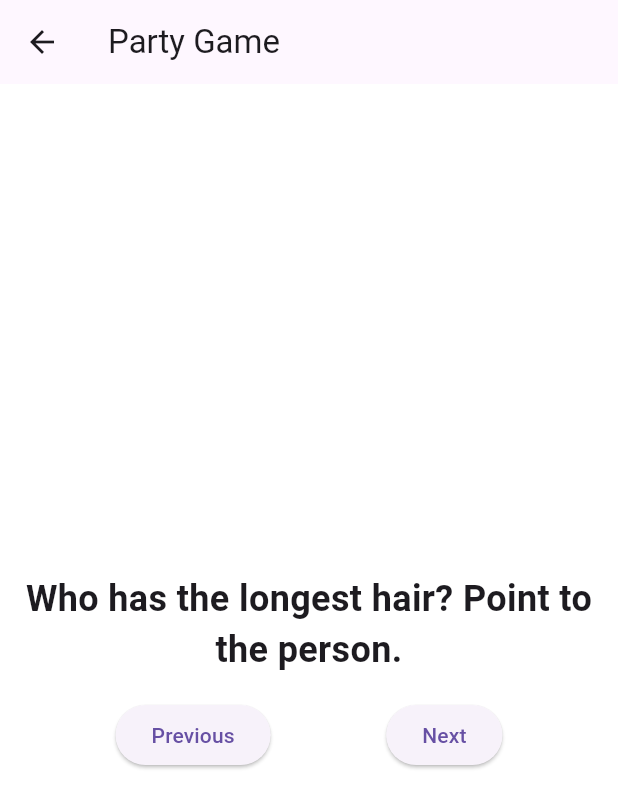
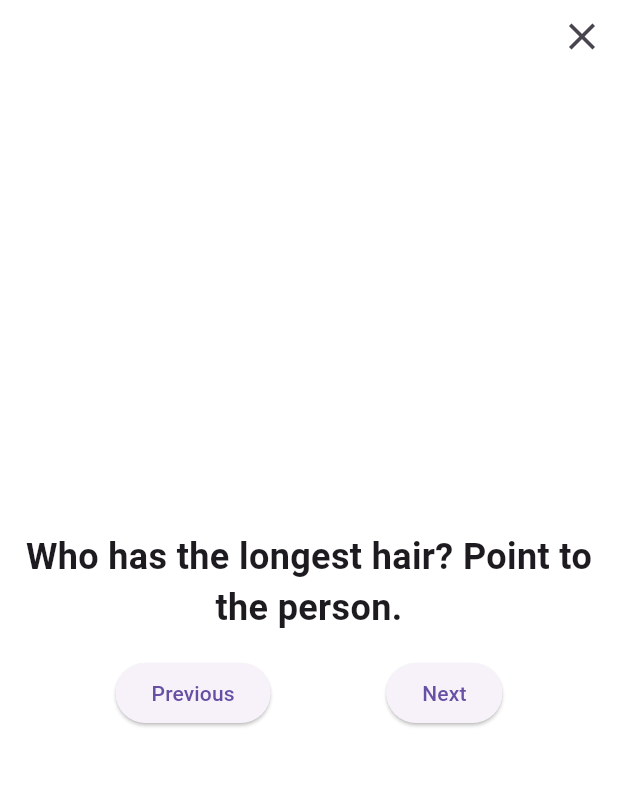
Before and after one commit to joochourd/party_games, a Flutter app: the TextDisplayWidget screen opened directly, on a phone screen of 412 x 824 dp. Shown: the top 808 px of the screen. Run offline on Flutter 3.47's test engine with Material 3 defaults, Android fonts, the phone set to English and light mode, and no system bars; generated files the repository leaves out were written again.

Commit message:
Changed the possition of the X

```diff
--- a/lib/src/sample_feature/text_widget.dart
+++ b/lib/src/sample_feature/text_widget.dart
@@ -1,7 +1,6 @@
 import 'package:flutter/material.dart';
 import 'package:party_games/src/first_game/Servicies/game_sentence.dart';
 import 'package:party_games/src/first_game/Servicies/local_text_service.dart';
-
 
 class TextDisplayWidget extends StatefulWidget {
   final LocalTextService textService;
@@ -24,13 +23,14 @@ class _TextDisplayWidgetState extends State<TextDisplayWidget> {
 
   Future<void> _loadTexts() async {
     try {
-      _texts = await  widget.textService.fetchTexts();
+      _texts = await widget.textService.fetchTexts();
       setState(() {});
     } catch (e) {
       print(e);
       // Handle errors or show a message to the user
     }
   }
+
   void _showNextText() {
     setState(() {
       if (_currentIndex < _texts.length - 1) {
@@ -48,7 +48,9 @@ class _TextDisplayWidgetState extends State<TextDisplayWidget> {
   }
 
   Color _getBackgroundColorForSentenceType() {
-  if (_currentIndex == 0) {return Colors.white;}
+    if (_currentIndex == 0) {
+      return Colors.white;
+    }
     var text = _texts[_currentIndex];
     switch (text.type) {
       case SentenceType.virus:
@@ -62,20 +64,14 @@ class _TextDisplayWidgetState extends State<TextDisplayWidget> {
     }
   }
 
-
   @override
   Widget build(BuildContext context) {
     return Scaffold(
-      appBar: AppBar(
-        title: const Text('Party Game'), // Provides a title for your game page
-        leading: IconButton(
-          icon: const Icon(Icons.arrow_back),
-          onPressed: () => Navigator.of(context)
-              .pop(), // Ensures back navigation is possible
-        ),
-      ),
       backgroundColor: _getBackgroundColorForSentenceType(),
-      body: _texts.isEmpty
+      body: Stack(
+        children: [
+          // This part represents the main content of your screen.
+          _texts.isEmpty
               ? const Center(child: CircularProgressIndicator())
               : Column(
                   mainAxisAlignment: MainAxisAlignment.center,
@@ -104,6 +100,19 @@ class _TextDisplayWidgetState extends State<TextDisplayWidget> {
                     ),
                   ],
                 ),
+          // Positioned X button in the top right corner.
+          Positioned(
+             // Adjust for the status bar height.
+            right: 0, // Align to the right side of the screen.
+            child: SafeArea(
+              child: IconButton(
+                icon: const Icon(Icons.close, size: 30.0), // X icon.
+                onPressed: () => Navigator.of(context).pop(),
+              ),
+            ),
+          ),
+        ],
+      ),
     );
   }
 }
```
Lines whose indentation alone changed are shown as unchanged.
